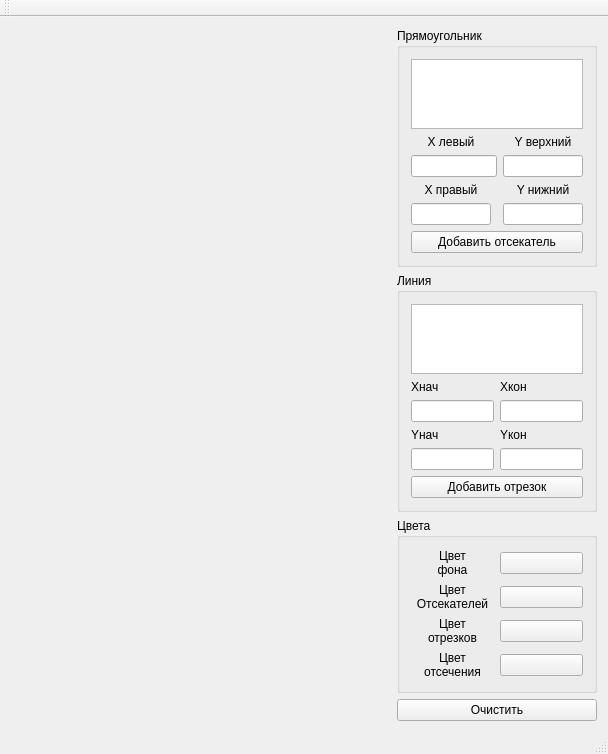
bmstu-ics7/computer-graphics, file lab_07/mainwindow.ui: the form before one commit.
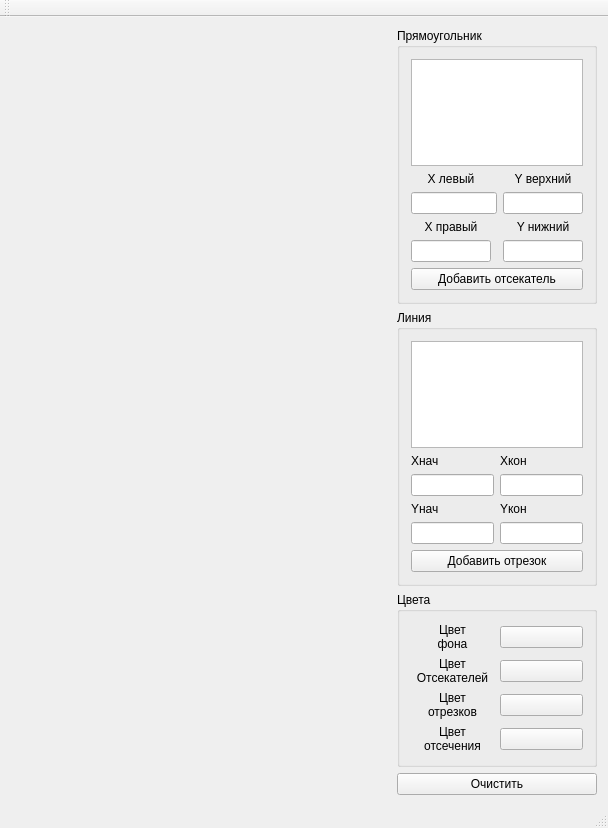
The form after the commit.

Commit message: FINISH: lab7

The edit to the form file:
```diff
--- a/lab_07/mainwindow.ui
+++ b/lab_07/mainwindow.ui
@@ -7,7 +7,7 @@
     <x>0</x>
     <y>0</y>
     <width>608</width>
-    <height>605</height>
+    <height>828</height>
    </rect>
   </property>
   <property name="windowTitle">
```
Left out of the diff: 19 changed lines with no effect on the pictures.
